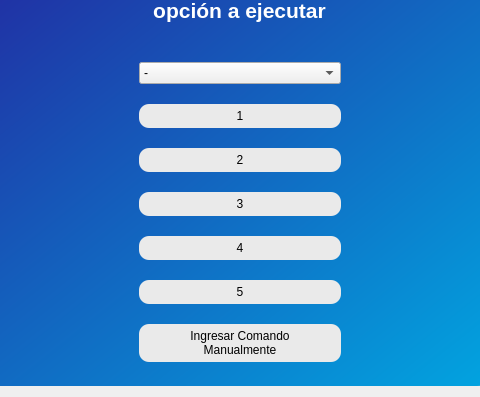
First picture: the form in ui/ui_files/OpcionesComputadoras.ui, repository Salinas03/Sistema-Seguridad, before the edit; both pictures show x 189 to 669 and y 203 to 600 of the 800 by 600 pixel window.
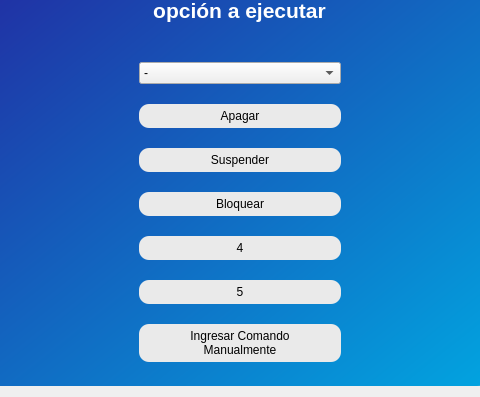
Second picture: the form after the edit. Icons and pictures are not drawn.

```diff
--- a/ui/ui_files/OpcionesComputadoras.ui
+++ b/ui/ui_files/OpcionesComputadoras.ui
@@ -409,7 +409,7 @@
              </size>
             </property>
             <property name="text">
-             <string>1</string>
+             <string>Apagar</string>
             </property>
            </widget>
           </item>
@@ -428,7 +428,7 @@
              </size>
             </property>
             <property name="text">
-             <string>2</string>
+             <string>Suspender</string>
             </property>
            </widget>
           </item>
@@ -447,7 +447,7 @@
              </size>
             </property>
             <property name="text">
-             <string>3</string>
+             <string>Bloquear</string>
             </property>
            </widget>
           </item>
```
